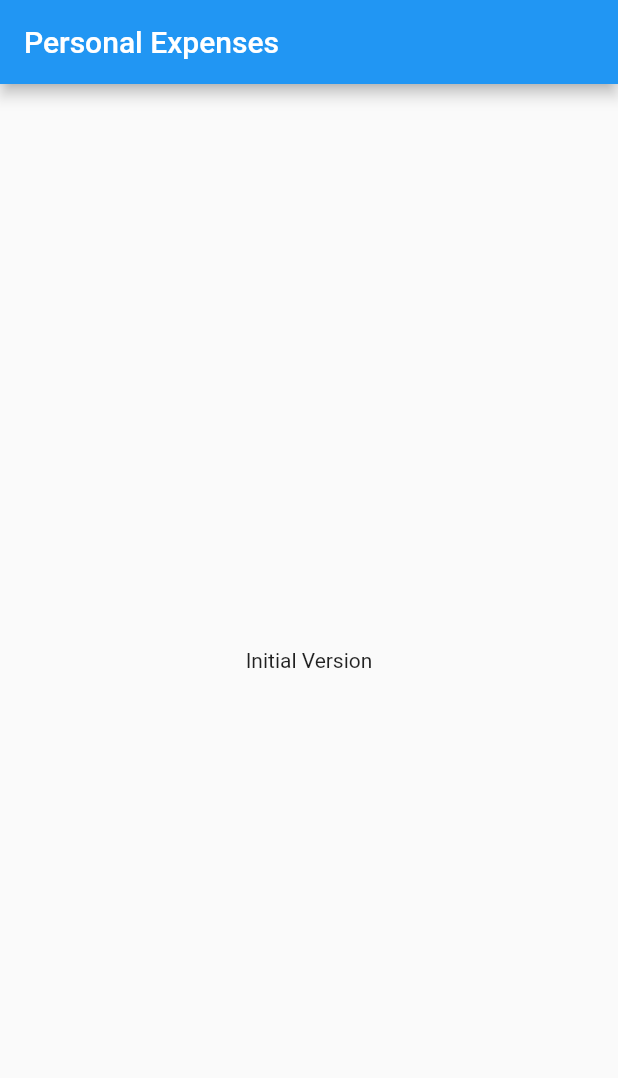
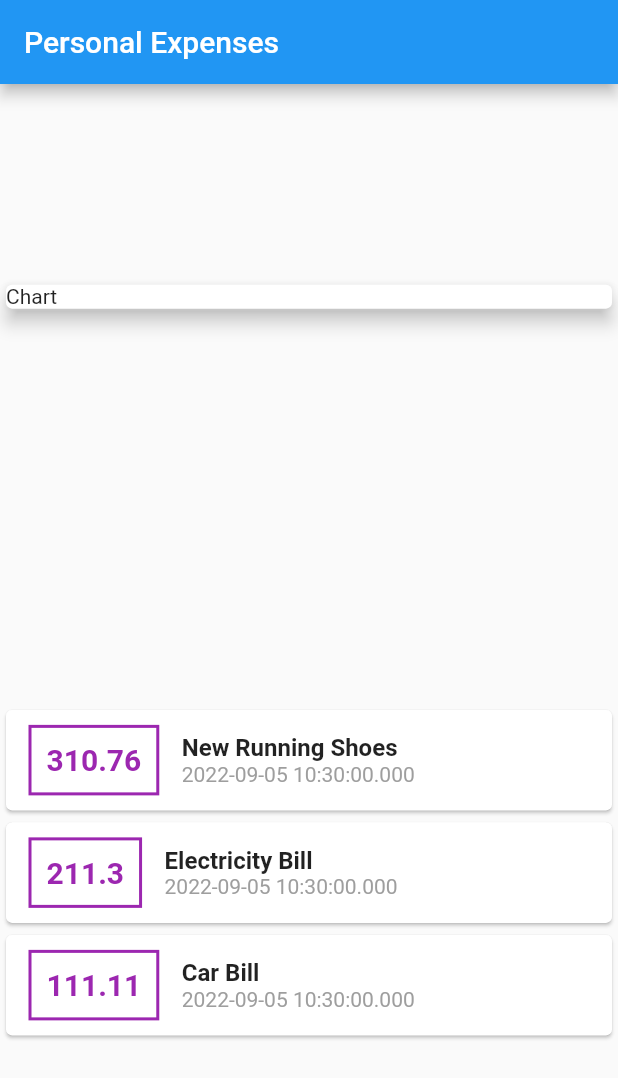
Before and after one commit to caiovcruz/expenses, a Flutter app: the screen it shows after launch, on a phone screen of 412 x 824 dp. Shown: the top 1078 px of the screen. Run offline on Flutter 3.47's test engine with Material 2 defaults, Android fonts, the phone set to English and light mode, and no system bars.

Commit message:
Creating Transactions model and Starting to implement transactions list properly

```diff
--- a/lib/main.dart
+++ b/lib/main.dart
@@ -1,4 +1,6 @@
 import 'package:flutter/material.dart';
+
+import 'models/transaction.dart';
 
 main() => runApp(const ExpensesApp());
 
@@ -7,14 +9,35 @@ class ExpensesApp extends StatelessWidget {
 
   @override
   Widget build(BuildContext context) {
-    return const MaterialApp(
+    return MaterialApp(
       home: MyHomePage(),
     );
   }
 }
 
 class MyHomePage extends StatelessWidget {
-  const MyHomePage({Key? key}) : super(key: key);
+  MyHomePage({Key? key}) : super(key: key);
+
+  final _transactions = [
+    Transaction(
+      id: "t1",
+      title: "New Running Shoes",
+      value: 310.76,
+      date: DateTime.now(),
+    ),
+    Transaction(
+      id: "t2",
+      title: "Electricity Bill",
+      value: 211.30,
+      date: DateTime.now(),
+    ),
+    Transaction(
+      id: "t3",
+      title: "Car Bill",
+      value: 111.11,
+      date: DateTime.now(),
+    ),
+  ];
 
   @override
   Widget build(BuildContext context) {
@@ -22,8 +45,60 @@ class MyHomePage extends StatelessWidget {
       appBar: AppBar(
         title: const Text("Personal Expenses"),
       ),
-      body: const Center(
-        child: Text("Initial Version"),
+      body: Column(
+        mainAxisAlignment: MainAxisAlignment.spaceAround,
+        crossAxisAlignment: CrossAxisAlignment.stretch,
+        children: [
+          const Card(
+            elevation: 5,
+            child: Text("Chart"),
+          ),
+          Column(
+            children: _transactions.map((tr) {
+              return Card(
+                child: Row(children: [
+                  Container(
+                    margin: const EdgeInsets.symmetric(
+                        horizontal: 15, vertical: 10),
+                    decoration: BoxDecoration(
+                      border: Border.all(
+                        color: Colors.purple,
+                        width: 2,
+                      ),
+                    ),
+                    padding: const EdgeInsets.all(10),
+                    child: Text(
+                      tr.value.toString(),
+                      style: const TextStyle(
+                        fontWeight: FontWeight.bold,
+                        fontSize: 20,
+                        color: Colors.purple,
+                      ),
+                    ),
+                  ),
+                  Column(
+                    crossAxisAlignment: CrossAxisAlignment.start,
+                    children: [
+                      Text(
+                        tr.title,
+                        style: const TextStyle(
+                          fontSize: 16,
+                          fontWeight: FontWeight.bold,
+                        ),
+                      ),
+                      Text(
+                        tr.date.toString(),
+                        style: const TextStyle(
+                          color: Colors.grey,
+                        ),
+                      ),
+                    ],
+                  )
+                ]),
+              );
+            }).toList(),
+          ),
+        ],
       ),
     );
   }
--- /dev/null
+++ b/lib/models/transaction.dart
@@ -0,0 +1,13 @@
+class Transaction {
+  final String id;
+  final String title;
+  final double value;
+  final DateTime date;
+
+  Transaction({
+    required this.id,
+    required this.title,
+    required this.value,
+    required this.date,
+  });
+}
```
